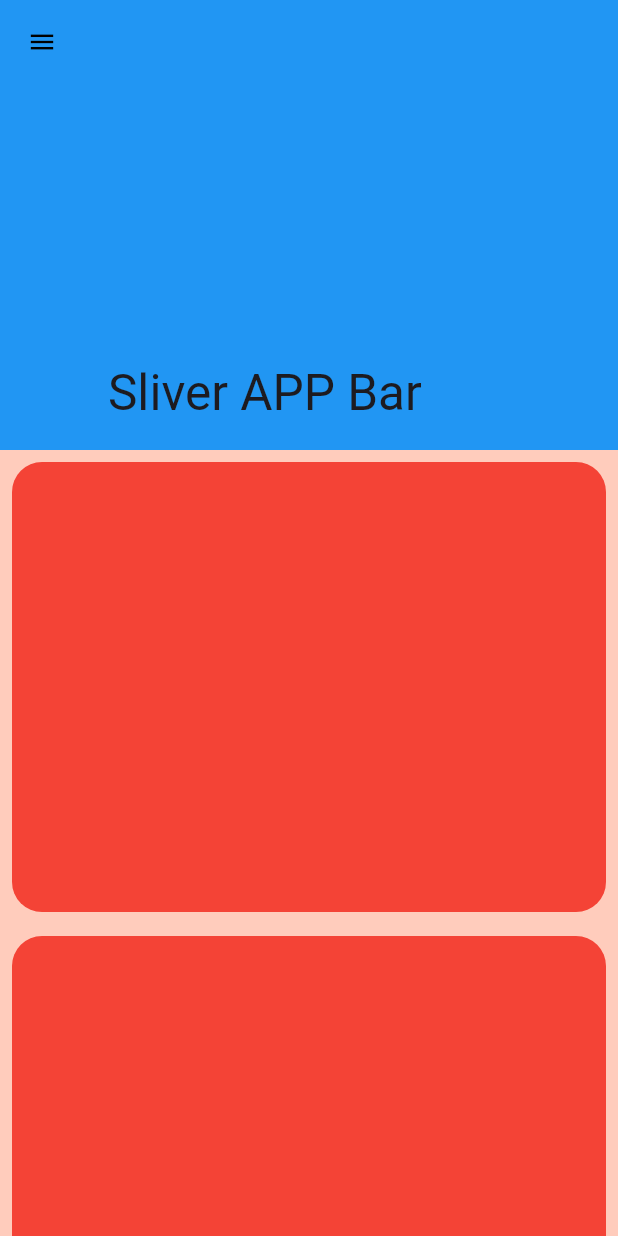
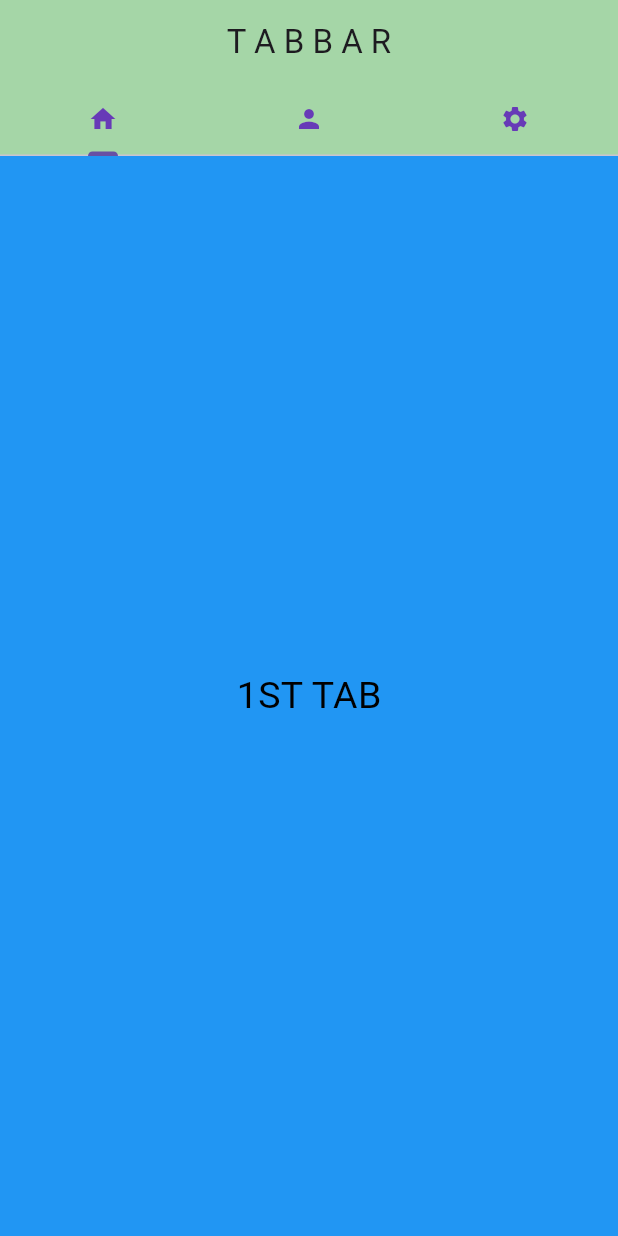
Before and after one commit to azizbekyokhubov1999/widgets_flutter_practise, a Flutter app: the screen it shows after launch, on a phone screen of 412 x 824 dp. Run offline on Flutter 3.47's test engine with Material 3 defaults, Android fonts, the phone set to English and light mode, and no system bars; our stand-ins replace another_carousel_pro, flutter_slidable, readmore, slide_to_act.

Commit message:
for video 24 | Tab Bar widget

```diff
--- a/lib/main.dart
+++ b/lib/main.dart
@@ -18,6 +18,7 @@ import 'package:widgets_flutter_practise/pages/slide_to_act.dart';
 import 'package:widgets_flutter_practise/pages/sliver_app_bar.dart';
 import 'package:widgets_flutter_practise/pages/snacbar_widget.dart';
 import 'package:widgets_flutter_practise/pages/stepper.dart';
+import 'package:widgets_flutter_practise/pages/tab_bar.dart';
 import 'package:widgets_flutter_practise/pages/text_field.dart';
 import 'package:widgets_flutter_practise/pages/tool_tip.dart';
 
@@ -36,7 +37,7 @@ class MyApp extends StatelessWidget {
       theme: ThemeData(
         useMaterial3: true,
       ),
-      home: MySliverAppBar()
+      home: MyTabBar()
     );
   }
 }
--- /dev/null
+++ b/lib/pages/tab_bar.dart
@@ -0,0 +1,81 @@
+import 'package:flutter/material.dart';
+
+class MyTabBar extends StatelessWidget {
+  const MyTabBar({super.key});
+
+  @override
+  Widget build(BuildContext context) {
+    return DefaultTabController(
+      length: 3,
+      child: Scaffold(
+        appBar: AppBar(
+          backgroundColor: Colors.green[200],
+          title: Text("T A B B A R"),
+          centerTitle: true,
+          bottom: TabBar(
+              tabs: [
+                Tab(
+                  icon: Icon(Icons.home,
+                    size: 20,
+                    color: Colors.deepPurple,
+                  ),
+                ),
+                Tab(
+                  icon: Icon(Icons.person,
+                    size: 20,
+                    color: Colors.
+                    deepPurple,
+                  ),
+                ),
+                Tab(
+                  icon: Icon(Icons.settings,
+                    size: 20,
+                    color: Colors.deepPurple,
+                  ),
+                ),
+              ]
+          ),
+        ),
+        body: Expanded(
+          child: TabBarView(
+              children: [
+                Container(
+                  color: Colors.blue,
+                    child: Center(
+                      child: Text("1ST TAB",
+                      style: TextStyle(
+                        fontSize: 25,
+                        color: Colors.black
+                      ),
+                      ),
+                    ),
+                ),
+                Container(
+                  color: Colors.red,
+                  child: Center(
+                    child: Text("2ND TAB",
+                      style: TextStyle(
+                          fontSize: 25,
+                          color: Colors.black
+                      ),
+                    ),
+                  ),
+                ),
+                Container(
+                  color: Colors.yellow,
+                  child: Center(
+                    child: Text("3RD TAB",
+                      style: TextStyle(
+                          fontSize: 25,
+                          color: Colors.black
+                      ),
+                    ),
+                  ),
+                ),
+              ]
+          ),
+        ),
+      ),
+    );
+  }
+}
```
